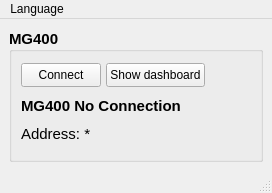
Above: E05-PnP/mainwindow.ui from vie-dgb/E05-Pick-and-Place before the change. Below: the same form after it.
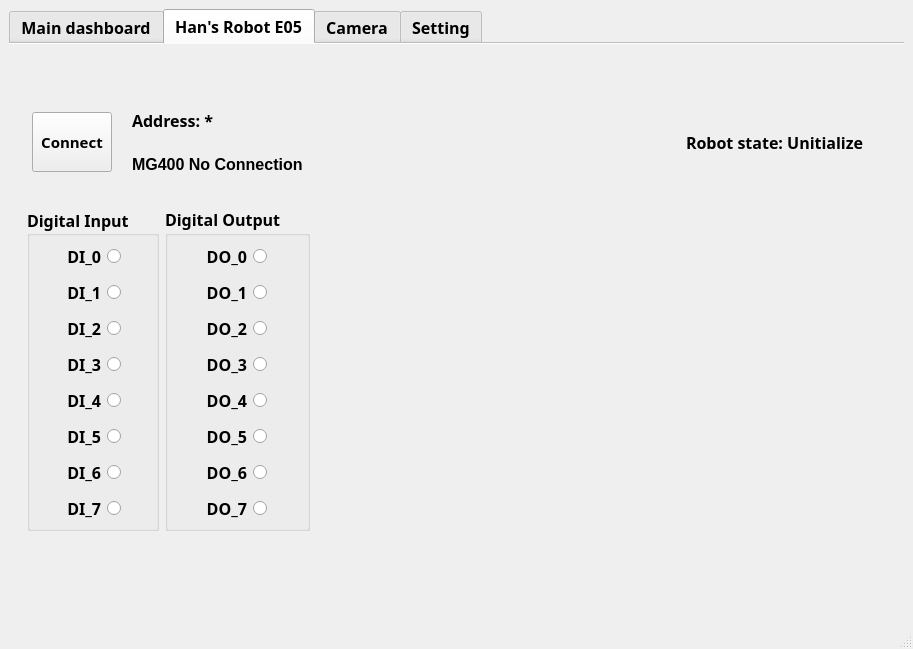
That is the form after the change. Icons and pictures are not drawn.

```diff
--- a/E05-PnP/mainwindow.ui
+++ b/E05-PnP/mainwindow.ui
@@ -6,179 +6,1033 @@
    <rect>
     <x>0</x>
     <y>0</y>
-    <width>272</width>
-    <height>193</height>
+    <width>913</width>
+    <height>649</height>
    </rect>
   </property>
   <property name="windowTitle">
    <string>Han's E05 pick and place control application</string>
   </property>
   <widget class="QWidget" name="centralwidget">
-   <layout class="QHBoxLayout" name="horizontalLayout">
+   <layout class="QVBoxLayout" name="verticalLayout_3">
     <item>
-     <widget class="QGroupBox" name="groupBox_robot">
-      <property name="maximumSize">
-       <size>
-        <width>370</width>
-        <height>180</height>
-       </size>
-      </property>
+     <widget class="QTabWidget" name="tabWidget_Main">
       <property name="font">
        <font>
-        <pointsize>11</pointsize>
+        <family>Segoe UI Black</family>
+        <pointsize>12</pointsize>
         <bold>true</bold>
        </font>
       </property>
-      <property name="title">
-       <string>MG400</string>
+      <property name="tabPosition">
+       <enum>QTabWidget::North</enum>
       </property>
-      <property name="alignment">
-       <set>Qt::AlignLeading|Qt::AlignLeft|Qt::AlignVCenter</set>
+      <property name="tabShape">
+       <enum>QTabWidget::Rounded</enum>
       </property>
-      <layout class="QVBoxLayout" name="verticalLayout">
-       <property name="spacing">
-        <number>5</number>
-       </property>
-       <item>
-        <layout class="QHBoxLayout" name="horizontalLayout_10">
-         <property name="sizeConstraint">
-          <enum>QLayout::SetMaximumSize</enum>
-         </property>
-         <item>
-          <widget class="QPushButton" name="btn_robot_Connect">
-           <property name="minimumSize">
-            <size>
-             <width>80</width>
-             <height>24</height>
-            </size>
+      <property name="currentIndex">
+       <number>1</number>
+      </property>
+      <property name="iconSize">
+       <size>
+        <width>70</width>
+        <height>30</height>
+       </size>
+      </property>
+      <property name="elideMode">
+       <enum>Qt::ElideNone</enum>
+      </property>
+      <property name="usesScrollButtons">
+       <bool>true</bool>
+      </property>
+      <property name="documentMode">
+       <bool>true</bool>
+      </property>
+      <property name="tabsClosable">
+       <bool>false</bool>
+      </property>
+      <property name="movable">
+       <bool>false</bool>
+      </property>
+      <property name="tabBarAutoHide">
+       <bool>false</bool>
+      </property>
+      <widget class="QWidget" name="tab_MainDashboard">
+       <attribute name="icon">
+        <iconset>
+         <disabledoff>:/icon/dashboard.ico</disabledoff>
+        </iconset>
+       </attribute>
+       <attribute name="title">
+        <string>Main dashboard</string>
+       </attribute>
+      </widget>
+      <widget class="QWidget" name="tab_RobotHans">
+       <attribute name="icon">
+        <iconset>
+         <disabledoff>:/icon/robot_arm.ico</disabledoff>
+        </iconset>
+       </attribute>
+       <attribute name="title">
+        <string>Han's Robot E05</string>
+       </attribute>
+       <layout class="QHBoxLayout" name="horizontalLayout_2">
+        <item>
+         <widget class="QWidget" name="widget" native="true">
+          <layout class="QGridLayout" name="gridLayout">
+           <property name="topMargin">
+            <number>50</number>
            </property>
-           <property name="maximumSize">
-            <size>
-             <width>200</width>
-             <height>24</height>
-            </size>
-           </property>
-           <property name="font">
-            <font>
-             <pointsize>9</pointsize>
-             <bold>false</bold>
-            </font>
-           </property>
-           <property name="text">
-            <string>Connect</string>
-           </property>
-          </widget>
-         </item>
-         <item>
-          <widget class="QPushButton" name="btn_robot_Control">
-           <property name="minimumSize">
-            <size>
-             <width>80</width>
-             <height>24</height>
-            </size>
-           </property>
-           <property name="maximumSize">
-            <size>
-             <width>200</width>
-             <height>24</height>
-            </size>
-           </property>
-           <property name="font">
-            <font>
-             <pointsize>9</pointsize>
-             <bold>false</bold>
-            </font>
-           </property>
-           <property name="text">
-            <string>Show dashboard</string>
-           </property>
-          </widget>
-         </item>
-         <item>
-          <spacer name="horizontalSpacer_3">
-           <property name="orientation">
-            <enum>Qt::Horizontal</enum>
-           </property>
-           <property name="sizeHint" stdset="0">
-            <size>
-             <width>40</width>
-             <height>20</height>
-            </size>
-           </property>
-          </spacer>
-         </item>
-        </layout>
-       </item>
-       <item>
-        <layout class="QVBoxLayout" name="verticalLayout_2">
-         <property name="spacing">
-          <number>4</number>
-         </property>
-         <item>
-          <widget class="QLabel" name="label_robot_Connect">
-           <property name="sizePolicy">
-            <sizepolicy hsizetype="MinimumExpanding" vsizetype="Preferred">
-             <horstretch>0</horstretch>
-             <verstretch>0</verstretch>
-            </sizepolicy>
-           </property>
-           <property name="minimumSize">
-            <size>
-             <width>200</width>
-             <height>24</height>
-            </size>
-           </property>
-           <property name="maximumSize">
-            <size>
-             <width>300</width>
-             <height>24</height>
-            </size>
-           </property>
-           <property name="font">
-            <font>
-             <pointsize>11</pointsize>
-             <bold>true</bold>
-            </font>
-           </property>
-           <property name="text">
-            <string>MG400 No Connection</string>
-           </property>
-          </widget>
-         </item>
-         <item>
-          <widget class="QLabel" name="label_robot_IP">
-           <property name="sizePolicy">
-            <sizepolicy hsizetype="Preferred" vsizetype="Preferred">
-             <horstretch>0</horstretch>
-             <verstretch>0</verstretch>
-            </sizepolicy>
-           </property>
-           <property name="minimumSize">
-            <size>
-             <width>150</width>
-             <height>24</height>
-            </size>
-           </property>
-           <property name="maximumSize">
-            <size>
-             <width>200</width>
-             <height>24</height>
-            </size>
-           </property>
-           <property name="font">
-            <font>
-             <pointsize>11</pointsize>
-             <bold>false</bold>
-            </font>
-           </property>
-           <property name="text">
-            <string>Address: *</string>
-           </property>
-          </widget>
-         </item>
-        </layout>
-       </item>
-      </layout>
+           <item row="1" column="2">
+            <spacer name="horizontalSpacer_2">
+             <property name="orientation">
+              <enum>Qt::Horizontal</enum>
+             </property>
+             <property name="sizeHint" stdset="0">
+              <size>
+               <width>331</width>
+               <height>20</height>
+              </size>
+             </property>
+            </spacer>
+           </item>
+           <item row="3" column="0">
+            <spacer name="verticalSpacer">
+             <property name="orientation">
+              <enum>Qt::Vertical</enum>
+             </property>
+             <property name="sizeHint" stdset="0">
+              <size>
+               <width>20</width>
+               <height>40</height>
+              </size>
+             </property>
+            </spacer>
+           </item>
+           <item row="1" column="3">
+            <widget class="QLabel" name="label_robot_MachineState">
+             <property name="sizePolicy">
+              <sizepolicy hsizetype="MinimumExpanding" vsizetype="Preferred">
+               <horstretch>0</horstretch>
+               <verstretch>0</verstretch>
+              </sizepolicy>
+             </property>
+             <property name="minimumSize">
+              <size>
+               <width>200</width>
+               <height>24</height>
+              </size>
+             </property>
+             <property name="maximumSize">
+              <size>
+               <width>300</width>
+               <height>24</height>
+              </size>
+             </property>
+             <property name="font">
+              <font>
+               <family>Segoe UI Variable Text Semibold</family>
+               <pointsize>12</pointsize>
+               <italic>false</italic>
+               <bold>true</bold>
+              </font>
+             </property>
+             <property name="text">
+              <string>Robot state: Unitialize</string>
+             </property>
+            </widget>
+           </item>
+           <item row="2" column="0">
+            <layout class="QHBoxLayout" name="horizontalLayout">
+             <property name="topMargin">
+              <number>20</number>
+             </property>
+             <item>
+              <widget class="QGroupBox" name="groupBox_Robot_DI">
+               <property name="font">
+                <font>
+                 <family>Segoe UI Variable Text Semibold</family>
+                 <pointsize>12</pointsize>
+                 <bold>true</bold>
+                </font>
+               </property>
+               <property name="title">
+                <string>Digital Input</string>
+               </property>
+               <property name="alignment">
+                <set>Qt::AlignLeading|Qt::AlignLeft|Qt::AlignVCenter</set>
+               </property>
+               <layout class="QVBoxLayout" name="verticalLayout_2">
+                <property name="leftMargin">
+                 <number>0</number>
+                </property>
+                <property name="topMargin">
+                 <number>5</number>
+                </property>
+                <property name="rightMargin">
+                 <number>35</number>
+                </property>
+                <property name="bottomMargin">
+                 <number>5</number>
+                </property>
+                <item>
+                 <widget class="QRadioButton" name="radioButton_DI_0">
+                  <property name="enabled">
+                   <bool>true</bool>
+                  </property>
+                  <property name="minimumSize">
+                   <size>
+                    <width>60</width>
+                    <height>30</height>
+                   </size>
+                  </property>
+                  <property name="maximumSize">
+                   <size>
+                    <width>60</width>
+                    <height>30</height>
+                   </size>
+                  </property>
+                  <property name="layoutDirection">
+                   <enum>Qt::RightToLeft</enum>
+                  </property>
+                  <property name="text">
+                   <string>DI_0</string>
+                  </property>
+                  <property name="checkable">
+                   <bool>true</bool>
+                  </property>
+                  <property name="checked">
+                   <bool>false</bool>
+                  </property>
+                  <property name="autoRepeat">
+                   <bool>false</bool>
+                  </property>
+                  <property name="autoExclusive">
+                   <bool>false</bool>
+                  </property>
+                 </widget>
+                </item>
+                <item>
+                 <widget class="QRadioButton" name="radioButton_DI_1">
+                  <property name="enabled">
+                   <bool>true</bool>
+                  </property>
+                  <property name="minimumSize">
+                   <size>
+                    <width>60</width>
+                    <height>30</height>
+                   </size>
+                  </property>
+                  <property name="maximumSize">
+                   <size>
+                    <width>60</width>
+                    <height>30</height>
+                   </size>
+                  </property>
+                  <property name="layoutDirection">
+                   <enum>Qt::RightToLeft</enum>
+                  </property>
+                  <property name="text">
+                   <string>DI_1</string>
+                  </property>
+                  <property name="checkable">
+                   <bool>true</bool>
+                  </property>
+                  <property name="checked">
+                   <bool>false</bool>
+                  </property>
+                  <property name="autoRepeat">
+                   <bool>false</bool>
+                  </property>
+                  <property name="autoExclusive">
+                   <bool>false</bool>
+                  </property>
+                 </widget>
+                </item>
+                <item>
+                 <widget class="QRadioButton" name="radioButton_DI_2">
+                  <property name="enabled">
+                   <bool>true</bool>
+                  </property>
+                  <property name="minimumSize">
+                   <size>
+                    <width>60</width>
+                    <height>30</height>
+                   </size>
+                  </property>
+                  <property name="maximumSize">
+                   <size>
+                    <width>60</width>
+                    <height>30</height>
+                   </size>
+                  </property>
+                  <property name="layoutDirection">
+                   <enum>Qt::RightToLeft</enum>
+                  </property>
+                  <property name="text">
+                   <string>DI_2</string>
+                  </property>
+                  <property name="checkable">
+                   <bool>true</bool>
+                  </property>
+                  <property name="checked">
+                   <bool>false</bool>
+                  </property>
+                  <property name="autoRepeat">
+                   <bool>false</bool>
+                  </property>
+                  <property name="autoExclusive">
+                   <bool>false</bool>
+                  </property>
+                 </widget>
+                </item>
+                <item>
+                 <widget class="QRadioButton" name="radioButton_DI_3">
+                  <property name="enabled">
+                   <bool>true</bool>
+                  </property>
+                  <property name="minimumSize">
+                   <size>
+                    <width>60</width>
+                    <height>30</height>
+                   </size>
+                  </property>
+                  <property name="maximumSize">
+                   <size>
+                    <width>60</width>
+                    <height>30</height>
+                   </size>
+                  </property>
+                  <property name="layoutDirection">
+                   <enum>Qt::RightToLeft</enum>
+                  </property>
+                  <property name="text">
+                   <string>DI_3</string>
+                  </property>
+                  <property name="checkable">
+                   <bool>true</bool>
+                  </property>
+                  <property name="checked">
+                   <bool>false</bool>
+                  </property>
+                  <property name="autoRepeat">
+                   <bool>false</bool>
+                  </property>
+                  <property name="autoExclusive">
+                   <bool>false</bool>
+                  </property>
+                 </widget>
+                </item>
+                <item>
+                 <widget class="QRadioButton" name="radioButton_DI_4">
+                  <property name="enabled">
+                   <bool>true</bool>
+                  </property>
+                  <property name="minimumSize">
+                   <size>
+                    <width>60</width>
+                    <height>30</height>
+                   </size>
+                  </property>
+                  <property name="maximumSize">
+                   <size>
+                    <width>60</width>
+                    <height>30</height>
+                   </size>
+                  </property>
+                  <property name="layoutDirection">
+                   <enum>Qt::RightToLeft</enum>
+                  </property>
+                  <property name="text">
+                   <string>DI_4</string>
+                  </property>
+                  <property name="checkable">
+                   <bool>true</bool>
+                  </property>
+                  <property name="checked">
+                   <bool>false</bool>
+                  </property>
+                  <property name="autoRepeat">
+                   <bool>false</bool>
+                  </property>
+                  <property name="autoExclusive">
+                   <bool>false</bool>
+                  </property>
+                 </widget>
+                </item>
+                <item>
+                 <widget class="QRadioButton" name="radioButton_DI_5">
+                  <property name="enabled">
+                   <bool>true</bool>
+                  </property>
+                  <property name="minimumSize">
+                   <size>
+                    <width>60</width>
+                    <height>30</height>
+                   </size>
+                  </property>
+                  <property name="maximumSize">
+                   <size>
+                    <width>60</width>
+                    <height>30</height>
+                   </size>
+                  </property>
+                  <property name="layoutDirection">
+                   <enum>Qt::RightToLeft</enum>
+                  </property>
+                  <property name="text">
+                   <string>DI_5</string>
+                  </property>
+                  <property name="checkable">
+                   <bool>true</bool>
+                  </property>
+                  <property name="checked">
+                   <bool>false</bool>
+                  </property>
+                  <property name="autoRepeat">
+                   <bool>false</bool>
+                  </property>
+                  <property name="autoExclusive">
+                   <bool>false</bool>
+                  </property>
+                 </widget>
+                </item>
+                <item>
+                 <widget class="QRadioButton" name="radioButton_DI_6">
+                  <property name="enabled">
+                   <bool>true</bool>
+                  </property>
+                  <property name="minimumSize">
+                   <size>
+                    <width>60</width>
+                    <height>30</height>
+                   </size>
+                  </property>
+                  <property name="maximumSize">
+                   <size>
+                    <width>60</width>
+                    <height>30</height>
+                   </size>
+                  </property>
+                  <property name="layoutDirection">
+                   <enum>Qt::RightToLeft</enum>
+                  </property>
+                  <property name="text">
+                   <string>DI_6</string>
+                  </property>
+                  <property name="checkable">
+                   <bool>true</bool>
+                  </property>
+                  <property name="checked">
+                   <bool>false</bool>
+                  </property>
+                  <property name="autoRepeat">
+                   <bool>false</bool>
+                  </property>
+                  <property name="autoExclusive">
+                   <bool>false</bool>
+                  </property>
+                 </widget>
+                </item>
+                <item>
+                 <widget class="QRadioButton" name="radioButton_DI_7">
+                  <property name="enabled">
+                   <bool>true</bool>
+                  </property>
+                  <property name="minimumSize">
+                   <size>
+                    <width>60</width>
+                    <height>30</height>
+                   </size>
+                  </property>
+                  <property name="maximumSize">
+                   <size>
+                    <width>60</width>
+                    <height>30</height>
+                   </size>
+                  </property>
+                  <property name="layoutDirection">
+                   <enum>Qt::RightToLeft</enum>
+                  </property>
+                  <property name="text">
+                   <string>DI_7</string>
+                  </property>
+                  <property name="checkable">
+                   <bool>true</bool>
+                  </property>
+                  <property name="checked">
+                   <bool>false</bool>
+                  </property>
+                  <property name="autoRepeat">
+                   <bool>false</bool>
+                  </property>
+                  <property name="autoExclusive">
+                   <bool>false</bool>
+                  </property>
+                 </widget>
+                </item>
+               </layout>
+              </widget>
+             </item>
+             <item>
+              <widget class="QGroupBox" name="groupBox_Robot_DO">
+               <property name="font">
+                <font>
+                 <family>Segoe UI Variable Text Semibold</family>
+                 <pointsize>12</pointsize>
+                 <bold>true</bold>
+                </font>
+               </property>
+               <property name="title">
+                <string>Digital Output</string>
+               </property>
+               <layout class="QVBoxLayout" name="verticalLayout_5">
+                <property name="leftMargin">
+                 <number>0</number>
+                </property>
+                <property name="topMargin">
+                 <number>5</number>
+                </property>
+                <property name="rightMargin">
+                 <number>40</number>
+                </property>
+                <property name="bottomMargin">
+                 <number>5</number>
+                </property>
+                <item>
+                 <widget class="QRadioButton" name="radioButton_DO_0">
+                  <property name="minimumSize">
+                   <size>
+                    <width>60</width>
+                    <height>30</height>
+                   </size>
+                  </property>
+                  <property name="maximumSize">
+                   <size>
+                    <width>65</width>
+                    <height>30</height>
+                   </size>
+                  </property>
+                  <property name="layoutDirection">
+                   <enum>Qt::RightToLeft</enum>
+                  </property>
+                  <property name="text">
+                   <string>DO_0</string>
+                  </property>
+                  <property name="checkable">
+                   <bool>true</bool>
+                  </property>
+                  <property name="checked">
+                   <bool>false</bool>
+                  </property>
+                  <property name="autoRepeat">
+                   <bool>false</bool>
+                  </property>
+                  <property name="autoExclusive">
+                   <bool>false</bool>
+                  </property>
+                 </widget>
+                </item>
+                <item>
+                 <widget class="QRadioButton" name="radioButton_DO_1">
+                  <property name="minimumSize">
+                   <size>
+                    <width>60</width>
+                    <height>30</height>
+                   </size>
+                  </property>
+                  <property name="maximumSize">
+                   <size>
+                    <width>65</width>
+                    <height>30</height>
+                   </size>
+                  </property>
+                  <property name="layoutDirection">
+                   <enum>Qt::RightToLeft</enum>
+                  </property>
+                  <property name="text">
+                   <string>DO_1</string>
+                  </property>
+                  <property name="checkable">
+                   <bool>true</bool>
+                  </property>
+                  <property name="checked">
+                   <bool>false</bool>
+                  </property>
+                  <property name="autoRepeat">
+                   <bool>false</bool>
+                  </property>
+                  <property name="autoExclusive">
+                   <bool>false</bool>
+                  </property>
+                 </widget>
+                </item>
+                <item>
+                 <widget class="QRadioButton" name="radioButton_DO_2">
+                  <property name="minimumSize">
+                   <size>
+                    <width>60</width>
+                    <height>30</height>
+                   </size>
+                  </property>
+                  <property name="maximumSize">
+                   <size>
+                    <width>65</width>
+                    <height>30</height>
+                   </size>
+                  </property>
+                  <property name="layoutDirection">
+                   <enum>Qt::RightToLeft</enum>
+                  </property>
+                  <property name="text">
+                   <string>DO_2</string>
+                  </property>
+                  <property name="checkable">
+                   <bool>true</bool>
+                  </property>
+                  <property name="checked">
+                   <bool>false</bool>
+                  </property>
+                  <property name="autoRepeat">
+                   <bool>false</bool>
+                  </property>
+                  <property name="autoExclusive">
+                   <bool>false</bool>
+                  </property>
+                 </widget>
+                </item>
+                <item>
+                 <widget class="QRadioButton" name="radioButton_DO_3">
+                  <property name="minimumSize">
+                   <size>
+                    <width>60</width>
+                    <height>30</height>
+                   </size>
+                  </property>
+                  <property name="maximumSize">
+                   <size>
+                    <width>65</width>
+                    <height>30</height>
+                   </size>
+                  </property>
+                  <property name="layoutDirection">
+                   <enum>Qt::RightToLeft</enum>
+                  </property>
+                  <property name="text">
+                   <string>DO_3</string>
+                  </property>
+                  <property name="checkable">
+                   <bool>true</bool>
+                  </property>
+                  <property name="checked">
+                   <bool>false</bool>
+                  </property>
+                  <property name="autoRepeat">
+                   <bool>false</bool>
+                  </property>
+                  <property name="autoExclusive">
+                   <bool>false</bool>
+                  </property>
+                 </widget>
+                </item>
+                <item>
+                 <widget class="QRadioButton" name="radioButton_DO_4">
+                  <property name="minimumSize">
+                   <size>
+                    <width>60</width>
+                    <height>30</height>
+                   </size>
+                  </property>
+                  <property name="maximumSize">
+                   <size>
+                    <width>65</width>
+                    <height>30</height>
+                   </size>
+                  </property>
+                  <property name="layoutDirection">
+                   <enum>Qt::RightToLeft</enum>
+                  </property>
+                  <property name="text">
+                   <string>DO_4</string>
+                  </property>
+                  <property name="checkable">
+                   <bool>true</bool>
+                  </property>
+                  <property name="checked">
+                   <bool>false</bool>
+                  </property>
+                  <property name="autoRepeat">
+                   <bool>false</bool>
+                  </property>
+                  <property name="autoExclusive">
+                   <bool>false</bool>
+                  </property>
+                 </widget>
+                </item>
+                <item>
+                 <widget class="QRadioButton" name="radioButton_DO_5">
+                  <property name="minimumSize">
+                   <size>
+                    <width>60</width>
+                    <height>30</height>
+                   </size>
+                  </property>
+                  <property name="maximumSize">
+                   <size>
+                    <width>65</width>
+                    <height>30</height>
+                   </size>
+                  </property>
+                  <property name="layoutDirection">
+                   <enum>Qt::RightToLeft</enum>
+                  </property>
+                  <property name="text">
+                   <string>DO_5</string>
+                  </property>
+                  <property name="checkable">
+                   <bool>true</bool>
+                  </property>
+                  <property name="checked">
+                   <bool>false</bool>
+                  </property>
+                  <property name="autoRepeat">
+                   <bool>false</bool>
+                  </property>
+                  <property name="autoExclusive">
+                   <bool>false</bool>
+                  </property>
+                 </widget>
+                </item>
+                <item>
+                 <widget class="QRadioButton" name="radioButton_DO_6">
+                  <property name="minimumSize">
+                   <size>
+                    <width>60</width>
+                    <height>30</height>
+                   </size>
+                  </property>
+                  <property name="maximumSize">
+                   <size>
+                    <width>65</width>
+                    <height>30</height>
+                   </size>
+                  </property>
+                  <property name="layoutDirection">
+                   <enum>Qt::RightToLeft</enum>
+                  </property>
+                  <property name="text">
+                   <string>DO_6</string>
+                  </property>
+                  <property name="checkable">
+                   <bool>true</bool>
+                  </property>
+                  <property name="checked">
+                   <bool>false</bool>
+                  </property>
+                  <property name="autoRepeat">
+                   <bool>false</bool>
+                  </property>
+                  <property name="autoExclusive">
+                   <bool>false</bool>
+                  </property>
+                 </widget>
+                </item>
+                <item>
+                 <widget class="QRadioButton" name="radioButton_DO_7">
+                  <property name="minimumSize">
+                   <size>
+                    <width>60</width>
+                    <height>30</height>
+                   </size>
+                  </property>
+                  <property name="maximumSize">
+                   <size>
+                    <width>65</width>
+                    <height>30</height>
+                   </size>
+                  </property>
+                  <property name="layoutDirection">
+                   <enum>Qt::RightToLeft</enum>
+                  </property>
+                  <property name="text">
+                   <string>DO_7</string>
+                  </property>
+                  <property name="checkable">
+                   <bool>true</bool>
+                  </property>
+                  <property name="checked">
+                   <bool>false</bool>
+                  </property>
+                  <property name="autoRepeat">
+                   <bool>false</bool>
+                  </property>
+                  <property name="autoExclusive">
+                   <bool>false</bool>
+                  </property>
+                 </widget>
+                </item>
+               </layout>
+              </widget>
+             </item>
+             <item>
+              <spacer name="horizontalSpacer_5">
+               <property name="orientation">
+                <enum>Qt::Horizontal</enum>
+               </property>
+               <property name="sizeHint" stdset="0">
+                <size>
+                 <width>40</width>
+                 <height>20</height>
+                </size>
+               </property>
+              </spacer>
+             </item>
+            </layout>
+           </item>
+           <item row="1" column="0">
+            <layout class="QHBoxLayout" name="horizontalLayout_3">
+             <property name="spacing">
+              <number>20</number>
+             </property>
+             <property name="leftMargin">
+              <number>5</number>
+             </property>
+             <property name="topMargin">
+              <number>5</number>
+             </property>
+             <property name="rightMargin">
+              <number>5</number>
+             </property>
+             <property name="bottomMargin">
+              <number>5</number>
+             </property>
+             <item>
+              <widget class="QPushButton" name="btn_robot_Connect">
+               <property name="minimumSize">
+                <size>
+                 <width>80</width>
+                 <height>60</height>
+                </size>
+               </property>
+               <property name="maximumSize">
+                <size>
+                 <width>150</width>
+                 <height>60</height>
+                </size>
+               </property>
+               <property name="font">
+                <font>
+                 <family>Segoe UI Variable Text Semibold</family>
+                 <pointsize>11</pointsize>
+                 <bold>true</bold>
+                </font>
+               </property>
+               <property name="text">
+                <string>Connect</string>
+               </property>
+              </widget>
+             </item>
+             <item>
+              <layout class="QVBoxLayout" name="verticalLayout">
+               <item>
+                <widget class="QLabel" name="label_robot_IP">
+                 <property name="sizePolicy">
+                  <sizepolicy hsizetype="Preferred" vsizetype="Preferred">
+                   <horstretch>0</horstretch>
+                   <verstretch>0</verstretch>
+                  </sizepolicy>
+                 </property>
+                 <property name="minimumSize">
+                  <size>
+                   <width>150</width>
+                   <height>24</height>
+                  </size>
+                 </property>
+                 <property name="maximumSize">
+                  <size>
+                   <width>200</width>
+                   <height>24</height>
+                  </size>
+                 </property>
+                 <property name="font">
+                  <font>
+                   <family>Segoe UI Variable Text Semibold</family>
+                   <pointsize>12</pointsize>
+                   <bold>true</bold>
+                  </font>
+                 </property>
+                 <property name="text">
+                  <string>Address: *</string>
+                 </property>
+                </widget>
+               </item>
+               <item>
+                <widget class="QLabel" name="label_robot_Connect">
+                 <property name="sizePolicy">
+                  <sizepolicy hsizetype="MinimumExpanding" vsizetype="Preferred">
+                   <horstretch>0</horstretch>
+                   <verstretch>0</verstretch>
+                  </sizepolicy>
+                 </property>
+                 <property name="minimumSize">
+                  <size>
+                   <width>200</width>
+                   <height>24</height>
+                  </size>
+                 </property>
+                 <property name="maximumSize">
+                  <size>
+                   <width>300</width>
+                   <height>24</height>
+                  </size>
+                 </property>
+                 <property name="font">
+                  <font>
+                   <family>Segoe UI</family>
+                   <pointsize>12</pointsize>
+                   <bold>true</bold>
+                  </font>
+                 </property>
+                 <property name="text">
+                  <string>MG400 No Connection</string>
+                 </property>
+                </widget>
+               </item>
+              </layout>
+             </item>
+            </layout>
+           </item>
+          </layout>
+         </widget>
+        </item>
+       </layout>
+      </widget>
+      <widget class="QWidget" name="tab_Vision">
+       <attribute name="icon">
+        <iconset>
+         <disabledoff>:/icon/camera.ico</disabledoff>
+        </iconset>
+       </attribute>
+       <attribute name="title">
+        <string>Camera</string>
+       </attribute>
+      </widget>
+      <widget class="QWidget" name="tab_Setting">
+       <attribute name="icon">
+        <iconset>
+         <disabledoff>:/icon/setting.ico</disabledoff>
+        </iconset>
+       </attribute>
+       <attribute name="title">
+        <string>Setting</string>
+       </attribute>
+       <layout class="QGridLayout" name="gridLayout_3">
+        <item row="0" column="0">
+         <widget class="QWidget" name="widget_2" native="true">
+          <layout class="QGridLayout" name="gridLayout_2">
+           <item row="0" column="0">
+            <layout class="QHBoxLayout" name="horizontalLayout_4">
+             <item>
+              <widget class="QLabel" name="label_display_lang">
+               <property name="minimumSize">
+                <size>
+                 <width>200</width>
+                 <height>34</height>
+                </size>
+               </property>
+               <property name="font">
+                <font>
+                 <family>Segoe UI Variable Text Semibold</family>
+                 <pointsize>12</pointsize>
+                 <bold>true</bold>
+                </font>
+               </property>
+               <property name="text">
+                <string>Display language</string>
+               </property>
+              </widget>
+             </item>
+             <item>
+              <spacer name="horizontalSpacer_3">
+               <property name="orientation">
+                <enum>Qt::Horizontal</enum>
+               </property>
+               <property name="sizeType">
+                <enum>QSizePolicy::Maximum</enum>
+               </property>
+               <property name="sizeHint" stdset="0">
+                <size>
+                 <width>60</width>
+                 <height>20</height>
+                </size>
+               </property>
+              </spacer>
+             </item>
+             <item>
+              <widget class="QComboBox" name="comboBox_Language">
+               <property name="minimumSize">
+                <size>
+                 <width>120</width>
+                 <height>30</height>
+                </size>
+               </property>
+               <property name="font">
+                <font>
+                 <family>Segoe UI Variable Text Semibold</family>
+                 <pointsize>12</pointsize>
+                 <bold>true</bold>
+                </font>
+               </property>
+               <item>
+                <property name="text">
+                 <string>English</string>
+                </property>
+               </item>
+               <item>
+                <property name="text">
+                 <string>日本語</string>
+                </property>
+               </item>
+               <item>
+                <property name="text">
+                 <string>Tiếng việt</string>
+                </property>
+               </item>
+              </widget>
+             </item>
+            </layout>
+           </item>
+           <item row="0" column="1">
+            <spacer name="horizontalSpacer">
+             <property name="orientation">
+              <enum>Qt::Horizontal</enum>
+             </property>
+             <property name="sizeHint" stdset="0">
+              <size>
+               <width>40</width>
+               <height>20</height>
+              </size>
+             </property>
+            </spacer>
+           </item>
+          </layout>
+         </widget>
+        </item>
+        <item row="1" column="0">
+         <spacer name="verticalSpacer_2">
+          <property name="orientation">
+           <enum>Qt::Vertical</enum>
+          </property>
+          <property name="sizeHint" stdset="0">
+           <size>
+            <width>20</width>
+            <height>40</height>
+           </size>
+          </property>
+         </spacer>
+        </item>
+       </layout>
+      </widget>
      </widget>
     </item>
    </layout>
@@ -188,19 +1042,10 @@
     <rect>
      <x>0</x>
      <y>0</y>
-     <width>272</width>
+     <width>913</width>
      <height>21</height>
     </rect>
    </property>
-   <widget class="QMenu" name="menuLanguage">
-    <property name="title">
-     <string>Language</string>
-    </property>
-    <addaction name="actionEnglish"/>
-    <addaction name="actionJapanese"/>
-    <addaction name="actionVietnamese"/>
-   </widget>
-   <addaction name="menuLanguage"/>
   </widget>
   <widget class="QStatusBar" name="statusbar"/>
   <action name="actionEnglish">
```
Left out of the diff: 15 changed lines with no effect on the pictures.
